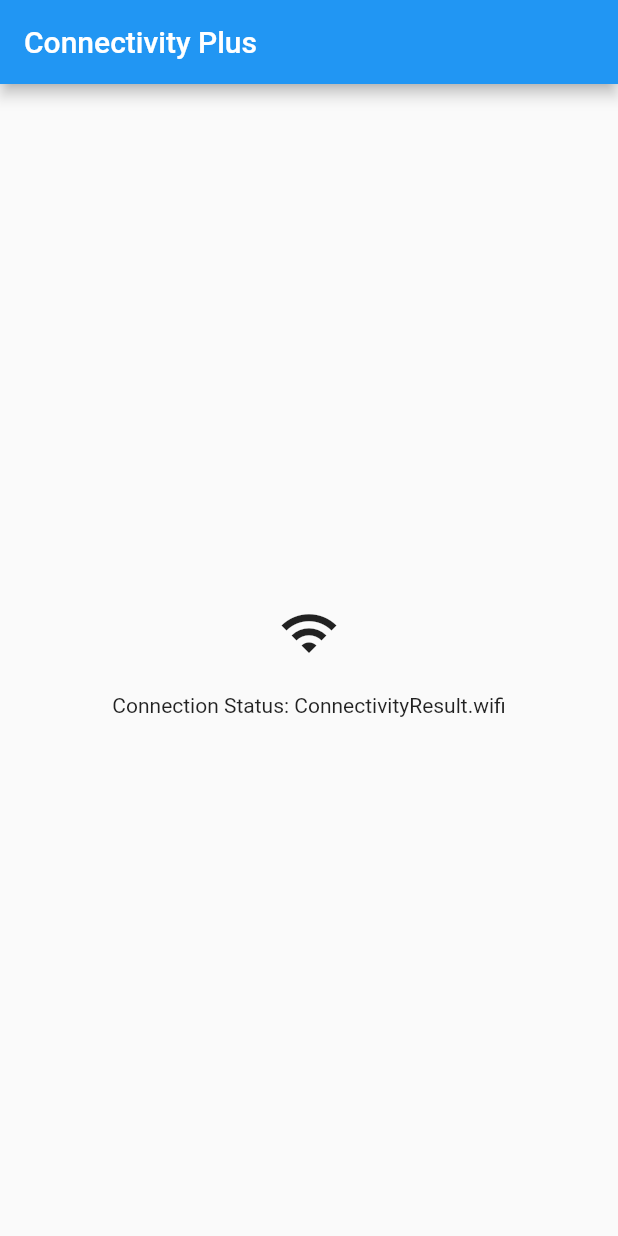
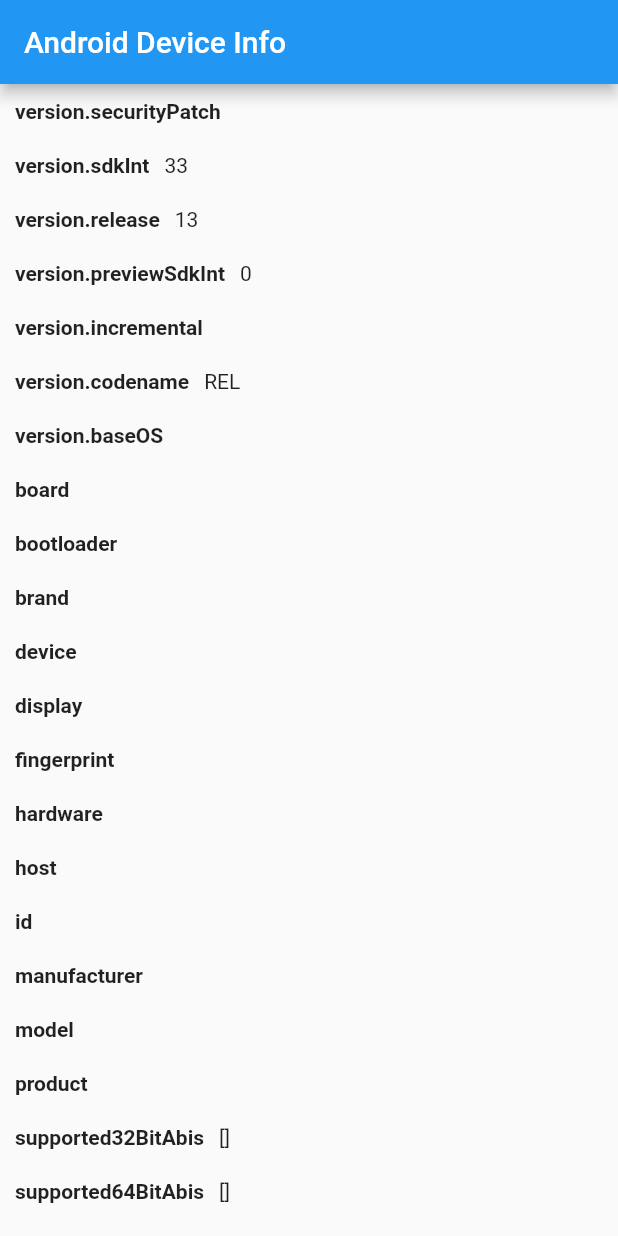
Before and after one commit to itxmubi/Flutter-Packages-Implementation, a Flutter app: the screen it shows after launch, on a phone screen of 412 x 824 dp. Run offline on Flutter 3.47's test engine with Material 2 defaults, Android fonts, the phone set to English and light mode, and no system bars; our stand-ins replace connectivity_plus, device_info_plus.

Commit message:
device_info_plus package added

```diff
--- /dev/null
+++ b/lib/Device Info Plus/device_info_main.dart
@@ -0,0 +1,221 @@
+import 'dart:async';
+import 'dart:io';
+
+import 'package:device_info_plus/device_info_plus.dart';
+import 'package:flutter/foundation.dart';
+import 'package:flutter/material.dart';
+import 'package:flutter/services.dart';
+
+
+class DeviceInfoMain extends StatefulWidget {
+  const DeviceInfoMain({Key? key}) : super(key: key);
+
+  @override
+  _DeviceInfoMainState createState() => _DeviceInfoMainState();
+}
+
+class _DeviceInfoMainState extends State<DeviceInfoMain> {
+  static final DeviceInfoPlugin deviceInfoPlugin = DeviceInfoPlugin();
+  Map<String, dynamic> _deviceData = <String, dynamic>{};
+
+  @override
+  void initState() {
+    setState(() {});
+    super.initState();
+    initPlatformState();
+  }
+
+  Future<void> initPlatformState() async {
+    var deviceData = <String, dynamic>{};
+
+    try {
+      if (kIsWeb) {
+        deviceData = _readWebBrowserInfo(await deviceInfoPlugin.webBrowserInfo);
+      } else {
+        if (Platform.isAndroid) {
+          deviceData =
+              _readAndroidBuildData(await deviceInfoPlugin.androidInfo);
+        } else if (Platform.isIOS) {
+          deviceData = _readIosDeviceInfo(await deviceInfoPlugin.iosInfo);
+        } else if (Platform.isLinux) {
+          deviceData = _readLinuxDeviceInfo(await deviceInfoPlugin.linuxInfo);
+        } else if (Platform.isMacOS) {
+          deviceData = _readMacOsDeviceInfo(await deviceInfoPlugin.macOsInfo);
+        } else if (Platform.isWindows) {
+          deviceData =
+              _readWindowsDeviceInfo(await deviceInfoPlugin.windowsInfo);
+        }
+      }
+    } on PlatformException {
+      deviceData = <String, dynamic>{
+        'Error:': 'Failed to get platform version.'
+      };
+    }
+
+    if (!mounted) return;
+
+    setState(() {
+      _deviceData = deviceData;
+    });
+  }
+
+  Map<String, dynamic> _readAndroidBuildData(AndroidDeviceInfo build) {
+    return <String, dynamic>{
+      'version.securityPatch': build.version.securityPatch,
+      'version.sdkInt': build.version.sdkInt,
+      'version.release': build.version.release,
+      'version.previewSdkInt': build.version.previewSdkInt,
+      'version.incremental': build.version.incremental,
+      'version.codename': build.version.codename,
+      'version.baseOS': build.version.baseOS,
+      'board': build.board,
+      'bootloader': build.bootloader,
+      'brand': build.brand,
+      'device': build.device,
+      'display': build.display,
+      'fingerprint': build.fingerprint,
+      'hardware': build.hardware,
+      'host': build.host,
+      'id': build.id,
+      'manufacturer': build.manufacturer,
+      'model': build.model,
+      'product': build.product,
+      'supported32BitAbis': build.supported32BitAbis,
+      'supported64BitAbis': build.supported64BitAbis,
+      'supportedAbis': build.supportedAbis,
+      'tags': build.tags,
+      'type': build.type,
+      'isPhysicalDevice': build.isPhysicalDevice,
+      'systemFeatures': build.systemFeatures,
+    };
+  }
+
+  Map<String, dynamic> _readIosDeviceInfo(IosDeviceInfo data) {
+    return <String, dynamic>{
+      'name': data.name,
+      'systemName': data.systemName,
+      'systemVersion': data.systemVersion,
+      'model': data.model,
+      'localizedModel': data.localizedModel,
+      'identifierForVendor': data.identifierForVendor,
+      'isPhysicalDevice': data.isPhysicalDevice,
+      'utsname.sysname:': data.utsname.sysname,
+      'utsname.nodename:': data.utsname.nodename,
+      'utsname.release:': data.utsname.release,
+      'utsname.version:': data.utsname.version,
+      'utsname.machine:': data.utsname.machine,
+    };
+  }
+
+  Map<String, dynamic> _readLinuxDeviceInfo(LinuxDeviceInfo data) {
+    return <String, dynamic>{
+      'name': data.name,
+      'version': data.version,
+      'id': data.id,
+      'idLike': data.idLike,
+      'versionCodename': data.versionCodename,
+      'versionId': data.versionId,
+      'prettyName': data.prettyName,
+      'buildId': data.buildId,
+      'variant': data.variant,
+      'variantId': data.variantId,
+      'machineId': data.machineId,
+    };
+  }
+
+  Map<String, dynamic> _readWebBrowserInfo(WebBrowserInfo data) {
+    return <String, dynamic>{
+      'browserName': describeEnum(data.browserName),
+      'appCodeName': data.appCodeName,
+      'appName': data.appName,
+      'appVersion': data.appVersion,
+      'deviceMemory': data.deviceMemory,
+      'language': data.language,
+      'languages': data.languages,
+      'platform': data.platform,
+      'product': data.product,
+      'productSub': data.productSub,
+      'userAgent': data.userAgent,
+      'vendor': data.vendor,
+      'vendorSub': data.vendorSub,
+      'hardwareConcurrency': data.hardwareConcurrency,
+      'maxTouchPoints': data.maxTouchPoints,
+    };
+  }
+
+  Map<String, dynamic> _readMacOsDeviceInfo(MacOsDeviceInfo data) {
+    return <String, dynamic>{
+      'computerName': data.computerName,
+      'hostName': data.hostName,
+      'arch': data.arch,
+      'model': data.model,
+      'kernelVersion': data.kernelVersion,
+      'osRelease': data.osRelease,
+      'activeCPUs': data.activeCPUs,
+      'memorySize': data.memorySize,
+      'cpuFrequency': data.cpuFrequency,
+      'systemGUID': data.systemGUID,
+    };
+  }
+
+  Map<String, dynamic> _readWindowsDeviceInfo(WindowsDeviceInfo data) {
+    return <String, dynamic>{
+      'numberOfCores': data.numberOfCores,
+      'computerName': data.computerName,
+      'systemMemoryInMegabytes': data.systemMemoryInMegabytes,
+    };
+  }
+
+  @override
+  Widget build(BuildContext context) {
+    return MaterialApp(
+      home: Scaffold(
+        appBar: AppBar(
+          title: Text(
+            kIsWeb
+                ? 'Web Browser info'
+                : Platform.isAndroid
+                    ? 'Android Device Info'
+                    : Platform.isIOS
+                        ? 'iOS Device Info'
+                        : Platform.isLinux
+                            ? 'Linux Device Info'
+                            : Platform.isMacOS
+                                ? 'MacOS Device Info'
+                                : Platform.isWindows
+                                    ? 'Windows Device Info'
+                                    : '',
+          ),
+        ),
+        body: ListView(
+          children: _deviceData.keys.map(
+            (String property) {
+              return Row(
+                children: <Widget>[
+                  Container(
+                    padding: const EdgeInsets.all(10.0),
+                    child: Text(
+                      property,
+                      style: const TextStyle(
+                        fontWeight: FontWeight.bold,
+                      ),
+                    ),
+                  ),
+                  Expanded(
+                      child: Container(
+                    padding: const EdgeInsets.fromLTRB(0.0, 10.0, 0.0, 10.0),
+                    child: Text(
+                      '${_deviceData[property]}',
+                      maxLines: 10,
+                      overflow: TextOverflow.ellipsis,
+                    ),
+                  )),
+                ],
+              );
+            },
+          ).toList(),
+        ),
+      ),
+    );
+  }
+}
--- a/lib/main.dart
+++ b/lib/main.dart
@@ -1,6 +1,6 @@
 import 'package:flutter/material.dart';
 
-import 'Connectivity Plus/connectivity_plus_main.dart';
+import 'Device Info Plus/device_info_main.dart';
 
 void main() {
   runApp(const MyApp());
@@ -15,9 +15,9 @@
     return MaterialApp(
       title: 'Flutter Demo',
       theme: ThemeData(
-        primarySwatch: Colors.blue,
+        primarySwatch: Colors.deepPurple,
       ),
-      home: const ConnectivityPlusClass(title: 'Flutter Demo Home Page'),
+      home: const DeviceInfoMain(),
     );
   }
 }
--- a/pubspec.yaml
+++ b/pubspec.yaml
@@ -35,6 +35,7 @@
   # Use with the CupertinoIcons class for iOS style icons.
   cupertino_icons: ^1.0.2
   connectivity_plus: ^2.3.6+1
+  device_info_plus: ^4.1.2
 
 dev_dependencies:
   flutter_test:
```
Also changed, not shown: pubspec.lock, 10 other files.
